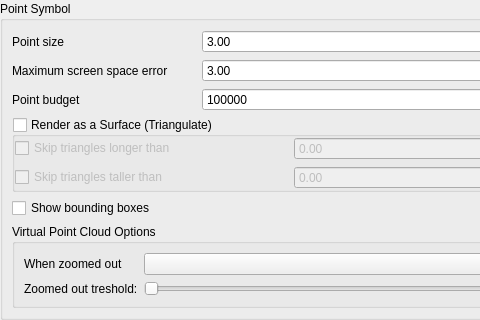
qgis/QGIS, file src/ui/3d/qgspointcloud3dsymbolwidget.ui: the form before one commit; both pictures show x 0 to 480 and y 408 to 728 of the 581 by 728 pixel window.
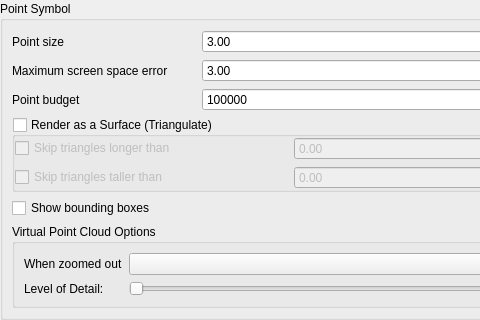
The form after the commit. Custom widgets are drawn as their Qt base class.

Commit message: adjust label text

What changed in the file:
```diff
--- a/src/ui/3d/qgspointcloud3dsymbolwidget.ui
+++ b/src/ui/3d/qgspointcloud3dsymbolwidget.ui
@@ -207,7 +207,7 @@
          <item row="1" column="0">
           <widget class="QLabel" name="label">
            <property name="text">
-            <string>Zoomed out treshold:</string>
+            <string>Level of Detail:</string>
            </property>
           </widget>
          </item>
```
The commit also changes 1 other file.
